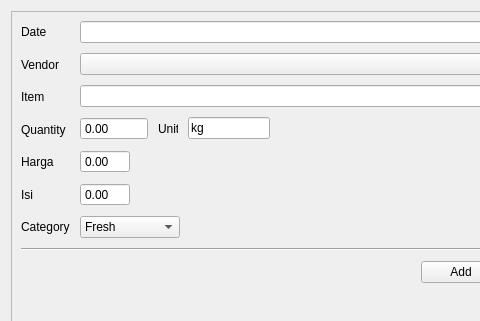
This is ui/Poe_Excel_automator.ui in Setyadjih/MissPoeAccounting as Qt 5 draws it before an edit; both pictures show x 0 to 480 and y 0 to 321 of the 1236 by 421 pixel window. The edited form follows.
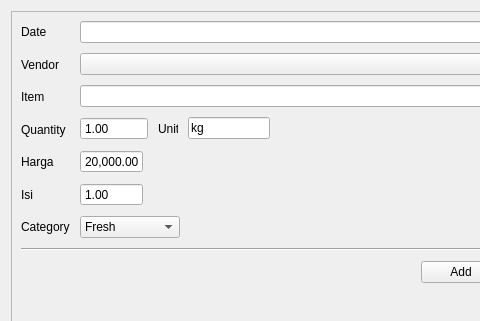
This is the edited form.

Patch:
```diff
--- a/ui/Poe_Excel_automator.ui
+++ b/ui/Poe_Excel_automator.ui
@@ -152,6 +152,9 @@
                     <property name="maximum">
                      <double>9999999.000000000000000</double>
                     </property>
+                    <property name="value">
+                     <double>1.000000000000000</double>
+                    </property>
                    </widget>
                   </item>
                   <item>
@@ -203,6 +206,12 @@
                 </item>
                 <item>
                  <widget class="QDoubleSpinBox" name="harga_spin">
+                  <property name="minimumSize">
+                   <size>
+                    <width>63</width>
+                    <height>0</height>
+                   </size>
+                  </property>
                   <property name="maximumSize">
                    <size>
                     <width>50</width>
@@ -212,13 +221,25 @@
                   <property name="buttonSymbols">
                    <enum>QAbstractSpinBox::NoButtons</enum>
                   </property>
+                  <property name="showGroupSeparator" stdset="0">
+                   <bool>true</bool>
+                  </property>
                   <property name="maximum">
                    <double>999999999999.000000000000000</double>
                   </property>
+                  <property name="value">
+                   <double>20000.000000000000000</double>
+                  </property>
                  </widget>
                 </item>
                 <item>
                  <widget class="QDoubleSpinBox" name="isi_spin">
+                  <property name="minimumSize">
+                   <size>
+                    <width>63</width>
+                    <height>0</height>
+                   </size>
+                  </property>
                   <property name="maximumSize">
                    <size>
                     <width>50</width>
@@ -231,6 +252,9 @@
                   <property name="maximum">
                    <double>9999999999999.000000000000000</double>
                   </property>
+                  <property name="value">
+                   <double>1.000000000000000</double>
+                  </property>
                  </widget>
                 </item>
                 <item>
```
Left out of the diff: 10 changed lines with no effect on the pictures.
